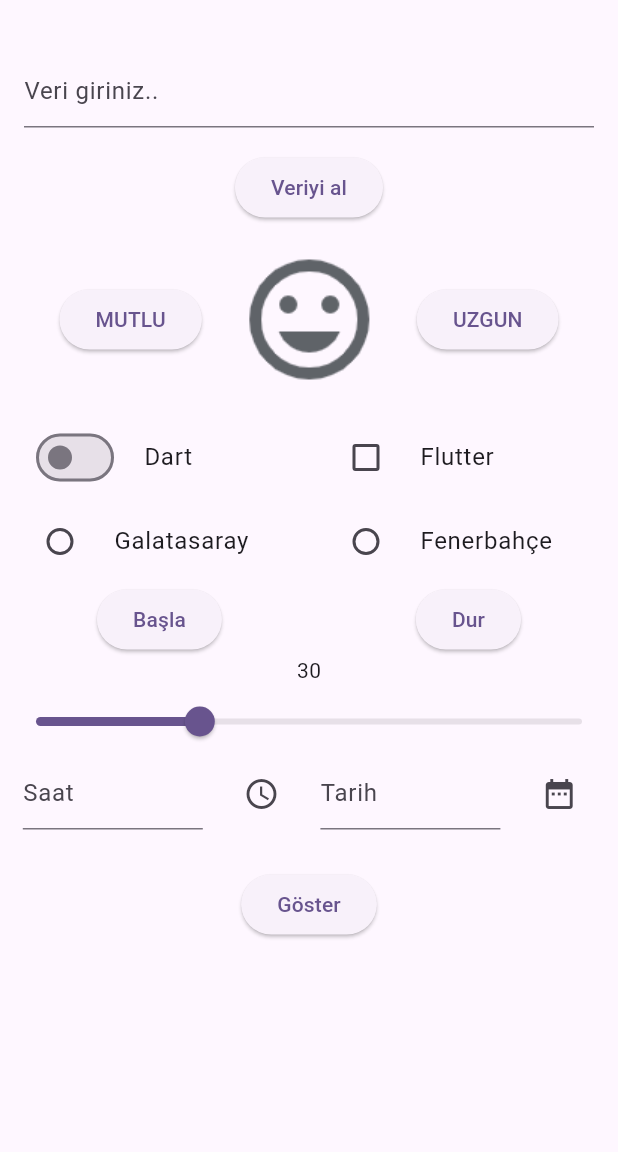
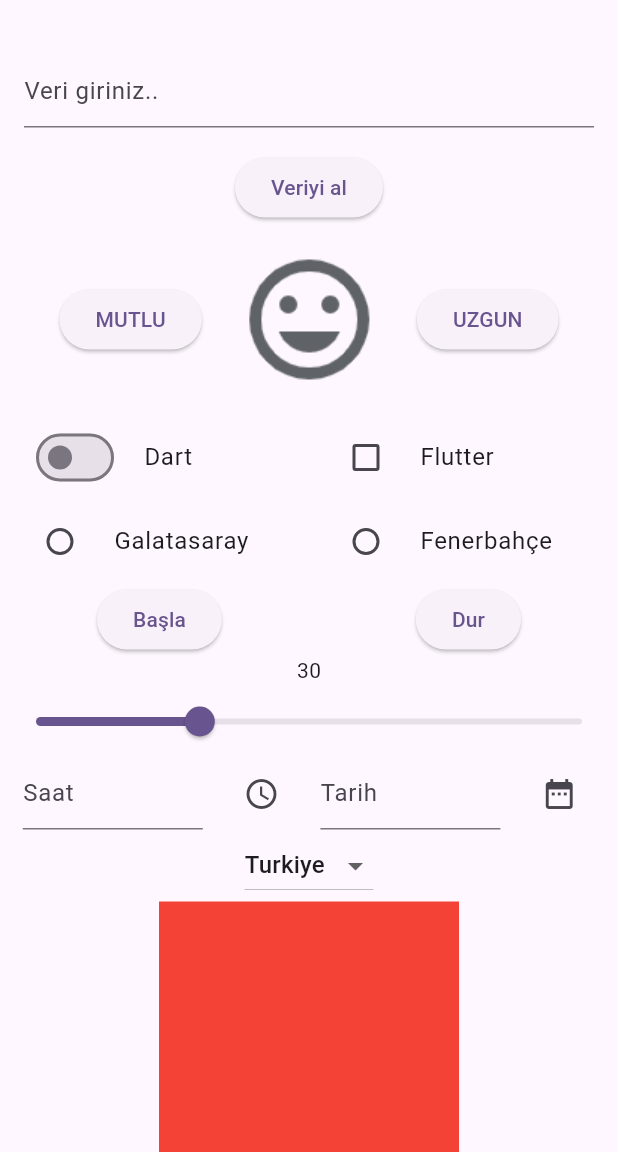
Before and after one commit to theplayernumberzero/Flutter_Widgets, a Flutter app: the screen it shows after launch, on a phone screen of 412 x 824 dp, the part 84-1236 px from its top. Run offline on Flutter 3.47's test engine with Material 3 defaults, Android fonts, the phone set to English and light mode, and no system bars.

Commit message:
dropDownMenu, GestureDetector, ScrollView

```diff
--- a/lib/anasayfa.dart
+++ b/lib/anasayfa.dart
@@ -1,5 +1,6 @@
 import 'package:flutter/cupertino.dart';
 import 'package:flutter/material.dart';
+import 'package:flutter/widgets.dart';
 
 class Anasayfa extends StatefulWidget {
   const Anasayfa({super.key});
@@ -19,6 +20,17 @@ class _AnasayfaState extends State<Anasayfa> {
   double ilerleme = 30.0;
   var tfSaat = TextEditingController();
   var tfTarih = TextEditingController();
+
+  var ulkerlerListesi = <String>[];
+  String secilenUlke = "Turkiye";
+
+  @override
+  void initState() {
+    super.initState();
+    ulkerlerListesi.add("Turkiye");
+    ulkerlerListesi.add("Italya");
+    ulkerlerListesi.add("Japonya");
+  }
   @override
   Widget build(BuildContext context) {
     return Scaffold(
@@ -26,7 +38,8 @@ class _AnasayfaState extends State<Anasayfa> {
         title: const Text("Widgets", style: TextStyle(color: Colors.white),),
         backgroundColor: Colors.red,
       ),
-      body: Center(
+      body: SingleChildScrollView(
+        child: Center(
           child: Column(
             children: [
               Text(alinanVeri),
@@ -166,6 +179,29 @@ class _AnasayfaState extends State<Anasayfa> {
                   }, icon: const Icon(Icons.date_range)),
                 ],
               ),
+              DropdownButton(
+                  value: secilenUlke,
+                  icon: Icon(Icons.arrow_drop_down),
+                  items: ulkerlerListesi.map((ulke) {
+                    return DropdownMenuItem(value: ulke, child: Text(ulke),);
+                  }).toList(),
+                  onChanged: (veri){
+                    setState(() {
+                      secilenUlke = veri!;
+                    });
+                  }
+              ),
+              GestureDetector(
+                  onTap: (){
+                    print("Container tek tıklandı");
+                  },
+                  onDoubleTap: (){
+                    print("Container cift tıklandı");
+                  },
+                  onLongPress: (){
+                    print("Container uzerine uzun tıklandı");
+                  },
+                  child: Container(width: 200, height: 200, color: Colors.red,)),
               Padding(
                 padding: const EdgeInsets.all(26.0),
                 child: ElevatedButton(onPressed: (){
@@ -174,12 +210,14 @@ class _AnasayfaState extends State<Anasayfa> {
                     print("Checkbox durum: $checkboxKontrol");
                     print("Radio durum: $radioDeger");
                     print("Slider durum: ${ilerleme.toInt()}");
+                    print("Ulke durum: $secilenUlke");
                   });
                 }, child: const Text("Göster")),
               ),
             ],
           ),
         ),
+      ),
     );
   }
 }
```
Lines whose indentation alone changed are shown as unchanged.
